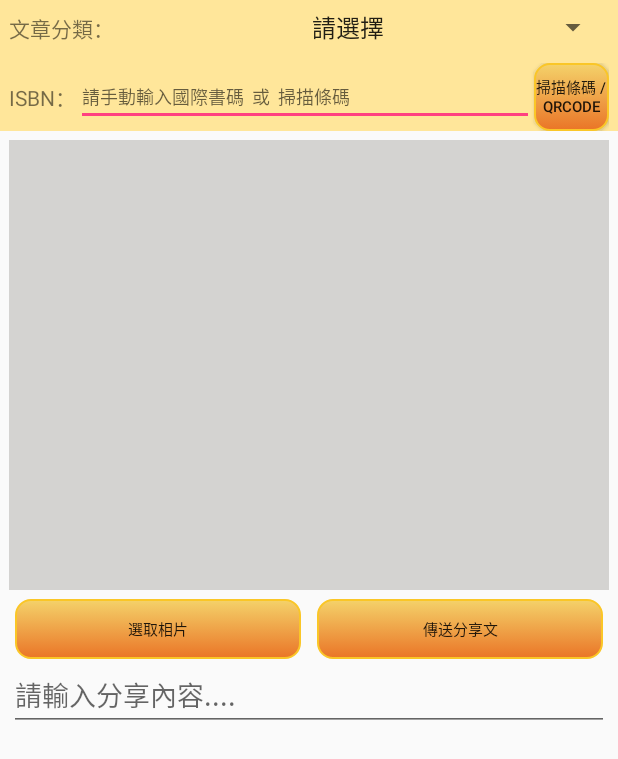
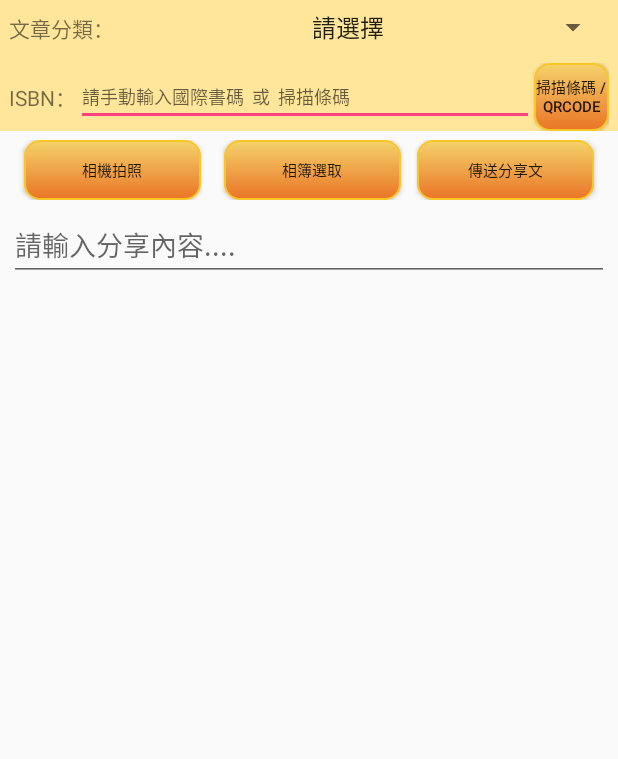
Before and after one commit to BP104-PP/ParentParadise, an Android app: the layout share_add_article_main.xml on its own in the app's theme, with its tools: preview values and no code run, on a phone screen of 412 x 824 dp. Shown: the top 759 px of the screen. Run offline under Robolectric (Android 15) with nearby library versions, the phone set to English and light mode, and no system bars.

Commit message:
ShareUpdate

```diff
--- a/app/build.gradle
+++ b/app/build.gradle
@@ -33,5 +33,5 @@ dependencies {
     implementation 'com.android.support:cardview-v7:26.1.0'
     compile 'de.hdodenhof:circleimageview:2.1.0'
     compile 'com.google.code.gson:gson:2.8.1'
-    compile 'com.zfdang.multiple-images-selector:multiple-images-selector:1.1.3'
+
 }
--- a/app/src/main/res/layout/activity_lgoin.xml
+++ b/app/src/main/res/layout/activity_lgoin.xml
@@ -5,7 +5,6 @@
     android:layout_height="fill_parent"
     android:background="@color/bg_login"
     android:gravity="center"
-    android:orientation="vertical"
     android:padding="10dp">
 
     <LinearLayout
--- a/app/src/main/res/layout/share_add_article_main.xml
+++ b/app/src/main/res/layout/share_add_article_main.xml
@@ -38,9 +38,9 @@
             android:id="@+id/llBookData"
             android:layout_width="match_parent"
             android:layout_height="wrap_content"
+            android:layout_marginLeft="6dp"
             android:layout_marginRight="6dp"
             android:layout_marginTop="6dp"
-            android:layout_marginLeft="6dp"
             android:orientation="horizontal">
 
             <TextView
@@ -73,49 +73,49 @@
 
     </LinearLayout>
 
-    <ScrollView
-        android:id="@+id/svAddArticle"
+    <LinearLayout
+        android:id="@+id/llAddArticle"
         android:layout_width="match_parent"
         android:layout_height="wrap_content"
         android:orientation="vertical">
 
-        <LinearLayout
+        <android.support.v7.widget.RecyclerView
+            android:id="@+id/rvPhotoPicked"
             android:layout_width="match_parent"
             android:layout_height="wrap_content"
-            android:orientation="vertical">
+            android:layout_gravity="center_horizontal"
+            android:orientation="horizontal">
+        </android.support.v7.widget.RecyclerView>
+
+
 
         <LinearLayout
             android:layout_width="match_parent"
             android:layout_height="wrap_content"
             android:layout_margin="6dp">
 
-                <GridView
-                    android:id="@+id/gvPhotoPicked"
-                    android:background="#d4d3d1"
-                    android:padding="4dp"
-                    android:numColumns="3"
-                    android:layout_width="wrap_content"
-                    android:layout_height="300dp"
-                    android:foregroundGravity="center"
-                    android:layout_gravity="center"
-                    android:gravity="center"
-                    android:verticalSpacing="6dp" />
-            </LinearLayout>
-
-            <LinearLayout
-                android:layout_width="match_parent"
-                android:layout_height="wrap_content">
-
             <Button
-                    android:id="@+id/btPhoto"
+                android:id="@+id/btTakePhoto"
                 android:layout_width="match_parent"
                 android:layout_height="40dp"
                 android:layout_marginLeft="10dp"
                 android:layout_marginRight="5dp"
                 android:layout_weight="1"
                 android:background="@drawable/amber_style_bottom"
-                    android:onClick="OnPhotoClick"
-                    android:text="選取相片"
+                android:onClick="OnTackPhotoClick"
+                android:text="相機拍照"
+                android:textSize="10sp" />
+
+            <Button
+                android:id="@+id/btPickPhoto"
+                android:layout_width="match_parent"
+                android:layout_height="40dp"
+                android:layout_marginLeft="10dp"
+                android:layout_marginRight="5dp"
+                android:layout_weight="1"
+                android:background="@drawable/amber_style_bottom"
+                android:onClick="OnPickPhotoClick"
+                android:text="相簿選取"
                 android:textSize="10sp" />
 
 
@@ -126,8 +126,8 @@
                 android:layout_marginLeft="5dp"
                 android:layout_marginRight="10dp"
                 android:layout_weight="1"
+                android:background="@drawable/amber_style_bottom"
                 android:onClick="onSubmitClick"
-                    android:background="@drawable/amber_style_bottom"
                 android:text="傳送分享文"
                 android:textSize="10sp" />
         </LinearLayout>
@@ -146,5 +146,4 @@
                 android:hint="請輸入分享內容...." />
         </LinearLayout>
     </LinearLayout>
-    </ScrollView>
 </LinearLayout>
--- a/app/src/main/res/values/strings.xml
+++ b/app/src/main/res/values/strings.xml
@@ -18,7 +18,7 @@
     <string name="msg_InsertFail">Add Article Faild</string>
     <string name="msg_InsertSuccess">Add Article Success</string>
     <string name="msg_NoNetwork">No Network</string>
-    <string name="msg_NotUploadWithoutPicture">Photos or content not found!</string>
+    <string name="msg_NoUploadMessage">Photos or content not found!</string>
     <string name="title_activity_community_add">確定加好友？</string>
 	<string name="msg_NoDataFound">msg_NoDataFound</string>
     <string name="msg_NoFriendFound">msg_NoFriendFound</string>
--- /dev/null
+++ b/app/src/main/res/xml/provider_paths.xml
@@ -0,0 +1,4 @@
+<?xml version="1.0" encoding="utf-8"?>
+<paths xmlns:android="http://schemas.android.com/apk/res/android">
+    <external-path name="external_files" path="."/>
+</paths>
```
Also changed, not shown: app/src/main/AndroidManifest.xml (+9 -1 lines), app/src/main/java/com/project/pp/parentparadise/MainActivity.java (+18 -4 lines), app/src/main/java/com/project/pp/parentparadise/amber/FavoriteFragmentAct.java (+7 -6 lines), app/src/main/java/com/project/pp/parentparadise/amber/PhotoApplication.java (deleted, +0 -15 lines), app/src/main/java/com/project/pp/parentparadise/amber/ShareFragmentSweet.java (+48 -18 lines), app/src/main/res/layout/share_add_article_itemview.xml (+14 -5 lines), app/src/main/res/layout/share_itemview_photo.xml (+4 -3 lines), app/src/main/res/layout/share_itemview_sweet.xml (+16 -23 lines), 8 other files. Lines whose indentation alone changed are shown as unchanged.
